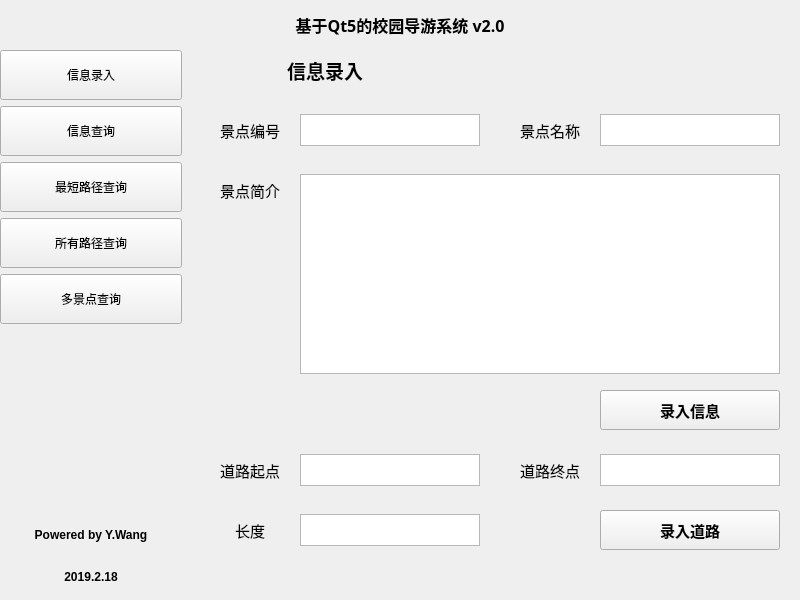
First picture: the form in GuideWindow.ui, repository iamywang/Campus-Guide-System, before the edit.
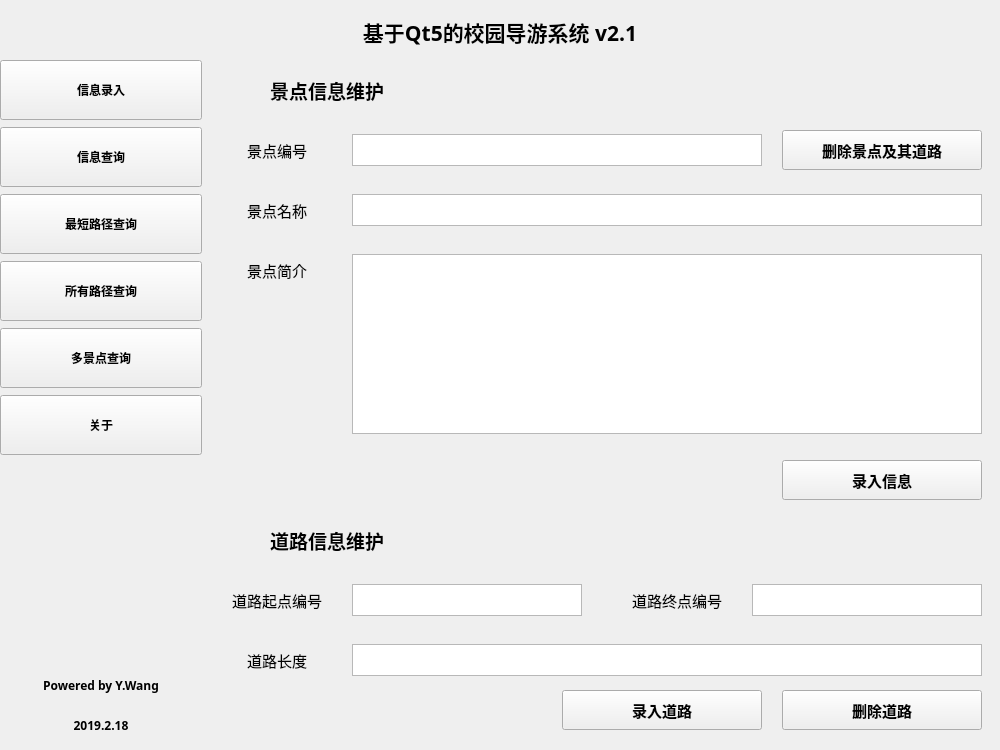
Second picture: the form after the edit. The open tabs and pages were chosen to show the change. Icons and pictures are not drawn.

```diff
--- a/GuideWindow.ui
+++ b/GuideWindow.ui
@@ -6,10 +6,16 @@
    <rect>
     <x>0</x>
     <y>0</y>
-    <width>800</width>
-    <height>600</height>
+    <width>1000</width>
+    <height>750</height>
    </rect>
   </property>
+  <property name="minimumSize">
+   <size>
+    <width>1000</width>
+    <height>750</height>
+   </size>
+  </property>
   <property name="windowTitle">
    <string>基于Qt5的校园导游系统 v2.0</string>
   </property>
@@ -18,25 +24,31 @@
     <normaloff>Resources/main.png</normaloff>Resources/main.png</iconset>
   </property>
   <widget class="QWidget" name="centralwidget">
+   <property name="minimumSize">
+    <size>
+     <width>1000</width>
+     <height>750</height>
+    </size>
+   </property>
    <widget class="QLabel" name="TitleLabel">
     <property name="geometry">
      <rect>
       <x>0</x>
       <y>0</y>
-      <width>800</width>
-      <height>50</height>
+      <width>1000</width>
+      <height>64</height>
      </rect>
     </property>
     <property name="font">
      <font>
       <family>微软雅黑</family>
-      <pointsize>12</pointsize>
+      <pointsize>16</pointsize>
       <weight>75</weight>
       <bold>true</bold>
      </font>
     </property>
     <property name="text">
-     <string>基于Qt5的校园导游系统 v2.0</string>
+     <string>基于Qt5的校园导游系统 v2.1</string>
     </property>
     <property name="alignment">
      <set>Qt::AlignCenter</set>
@@ -46,20 +58,35 @@
     <property name="geometry">
      <rect>
       <x>0</x>
-      <y>50</y>
-      <width>182</width>
-      <height>545</height>
+      <y>60</y>
+      <width>202</width>
+      <height>682</height>
      </rect>
     </property>
+    <property name="font">
+     <font>
+      <family>微软雅黑</family>
+     </font>
+    </property>
     <layout class="QVBoxLayout" name="Left_Choosing">
+     <property name="spacing">
+      <number>7</number>
+     </property>
      <item>
       <widget class="QPushButton" name="button_left_1">
        <property name="minimumSize">
         <size>
-         <width>180</width>
-         <height>50</height>
+         <width>200</width>
+         <height>60</height>
         </size>
        </property>
+       <property name="font">
+        <font>
+         <family>微软雅黑</family>
+         <weight>75</weight>
+         <bold>true</bold>
+        </font>
+       </property>
        <property name="text">
         <string>信息录入</string>
        </property>
@@ -69,8 +96,8 @@
        </property>
        <property name="iconSize">
         <size>
-         <width>40</width>
-         <height>40</height>
+         <width>48</width>
+         <height>48</height>
         </size>
        </property>
       </widget>
@@ -79,10 +106,17 @@
       <widget class="QPushButton" name="button_left_2">
        <property name="minimumSize">
         <size>
-         <width>180</width>
-         <height>50</height>
+         <width>200</width>
+         <height>60</height>
         </size>
        </property>
+       <property name="font">
+        <font>
+         <family>微软雅黑</family>
+         <weight>75</weight>
+         <bold>true</bold>
+        </font>
+       </property>
        <property name="text">
         <string>信息查询</string>
        </property>
@@ -92,8 +126,8 @@
        </property>
        <property name="iconSize">
         <size>
-         <width>40</width>
-         <height>40</height>
+         <width>48</width>
+         <height>48</height>
         </size>
        </property>
       </widget>
@@ -102,10 +136,17 @@
       <widget class="QPushButton" name="button_left_3">
        <property name="minimumSize">
         <size>
-         <width>180</width>
-         <height>50</height>
+         <width>200</width>
+         <height>60</height>
         </size>
        </property>
+       <property name="font">
+        <font>
+         <family>微软雅黑</family>
+         <weight>75</weight>
+         <bold>true</bold>
+        </font>
+       </property>
        <property name="text">
         <string>最短路径查询</string>
        </property>
@@ -115,8 +156,8 @@
        </property>
        <property name="iconSize">
         <size>
-         <width>40</width>
-         <height>40</height>
+         <width>48</width>
+         <height>48</height>
         </size>
        </property>
       </widget>
@@ -125,10 +166,17 @@
       <widget class="QPushButton" name="button_left_4">
        <property name="minimumSize">
         <size>
-         <width>180</width>
-         <height>50</height>
+         <width>200</width>
+         <height>60</height>
         </size>
        </property>
+       <property name="font">
+        <font>
+         <family>微软雅黑</family>
+         <weight>75</weight>
+         <bold>true</bold>
+        </font>
+       </property>
        <property name="text">
         <string>所有路径查询</string>
        </property>
@@ -138,8 +186,8 @@
        </property>
        <property name="iconSize">
         <size>
-         <width>40</width>
-         <height>40</height>
+         <width>48</width>
+         <height>48</height>
         </size>
        </property>
       </widget>
@@ -148,10 +196,17 @@
       <widget class="QPushButton" name="button_left_5">
        <property name="minimumSize">
         <size>
-         <width>180</width>
-         <height>50</height>
+         <width>200</width>
+         <height>60</height>
         </size>
        </property>
+       <property name="font">
+        <font>
+         <family>微软雅黑</family>
+         <weight>75</weight>
+         <bold>true</bold>
+        </font>
+       </property>
        <property name="text">
         <string>多景点查询</string>
        </property>
@@ -161,8 +216,38 @@
        </property>
        <property name="iconSize">
         <size>
-         <width>40</width>
-         <height>40</height>
+         <width>48</width>
+         <height>48</height>
+        </size>
+       </property>
+      </widget>
+     </item>
+     <item>
+      <widget class="QPushButton" name="button_left_6">
+       <property name="minimumSize">
+        <size>
+         <width>200</width>
+         <height>60</height>
+        </size>
+       </property>
+       <property name="font">
+        <font>
+         <family>微软雅黑</family>
+         <weight>75</weight>
+         <bold>true</bold>
+        </font>
+       </property>
+       <property name="text">
+        <string>关于</string>
+       </property>
+       <property name="icon">
+        <iconset>
+         <normaloff>Resources/about.png</normaloff>Resources/about.png</iconset>
+       </property>
+       <property name="iconSize">
+        <size>
+         <width>48</width>
+         <height>48</height>
         </size>
        </property>
       </widget>
@@ -171,10 +256,15 @@
       <widget class="QLabel" name="pix_label_1">
        <property name="minimumSize">
         <size>
-         <width>180</width>
-         <height>180</height>
+         <width>200</width>
+         <height>200</height>
         </size>
        </property>
+       <property name="font">
+        <font>
+         <family>微软雅黑</family>
+        </font>
+       </property>
        <property name="text">
         <string/>
        </property>
@@ -190,12 +280,13 @@
       <widget class="QLabel" name="pix_label_2">
        <property name="minimumSize">
         <size>
-         <width>150</width>
+         <width>200</width>
          <height>32</height>
         </size>
        </property>
        <property name="font">
         <font>
+         <family>微软雅黑</family>
          <weight>75</weight>
          <bold>true</bold>
         </font>
@@ -215,12 +306,13 @@
       <widget class="QLabel" name="pix_label_3">
        <property name="minimumSize">
         <size>
-         <width>150</width>
+         <width>200</width>
          <height>32</height>
         </size>
        </property>
        <property name="font">
         <font>
+         <family>微软雅黑</family>
          <weight>75</weight>
          <bold>true</bold>
         </font>
@@ -249,12 +341,17 @@
    <widget class="QStackedWidget" name="stackedWidget">
     <property name="geometry">
      <rect>
-      <x>200</x>
-      <y>50</y>
-      <width>600</width>
-      <height>530</height>
+      <x>202</x>
+      <y>70</y>
+      <width>800</width>
+      <height>680</height>
      </rect>
     </property>
+    <property name="font">
+     <font>
+      <family>微软雅黑</family>
+     </font>
+    </property>
     <property name="currentIndex">
      <number>0</number>
     </property>
@@ -277,7 +374,7 @@
        </font>
       </property>
       <property name="text">
-       <string>信息录入</string>
+       <string>景点信息维护</string>
       </property>
       <property name="alignment">
        <set>Qt::AlignCenter</set>
@@ -288,12 +385,13 @@
        <rect>
         <x>0</x>
         <y>60</y>
-        <width>100</width>
+        <width>150</width>
         <height>40</height>
        </rect>
       </property>
       <property name="font">
        <font>
+        <family>微软雅黑</family>
         <pointsize>11</pointsize>
        </font>
       </property>
@@ -307,14 +405,15 @@
      <widget class="QLabel" name="info_label_2">
       <property name="geometry">
        <rect>
-        <x>300</x>
-        <y>60</y>
-        <width>100</width>
+        <x>0</x>
+        <y>120</y>
+        <width>150</width>
         <height>40</height>
        </rect>
       </property>
       <property name="font">
        <font>
+        <family>微软雅黑</family>
         <pointsize>11</pointsize>
        </font>
       </property>
@@ -329,13 +428,14 @@
       <property name="geometry">
        <rect>
         <x>0</x>
-        <y>120</y>
-        <width>100</width>
+        <y>180</y>
+        <width>150</width>
         <height>40</height>
        </rect>
       </property>
       <property name="font">
        <font>
+        <family>微软雅黑</family>
         <pointsize>11</pointsize>
        </font>
       </property>
@@ -349,44 +449,60 @@
      <widget class="QTextEdit" name="info_text_1">
       <property name="geometry">
        <rect>
-        <x>100</x>
+        <x>150</x>
         <y>64</y>
-        <width>180</width>
+        <width>410</width>
         <height>32</height>
        </rect>
       </property>
+      <property name="font">
+       <font>
+        <family>微软雅黑</family>
+       </font>
+      </property>
      </widget>
      <widget class="QTextEdit" name="info_text_2">
       <property name="geometry">
        <rect>
-        <x>400</x>
-        <y>64</y>
-        <width>180</width>
+        <x>150</x>
+        <y>124</y>
+        <width>630</width>
         <height>32</height>
        </rect>
       </property>
+      <property name="font">
+       <font>
+        <family>微软雅黑</family>
+       </font>
+      </property>
      </widget>
      <widget class="QTextEdit" name="info_text_3">
       <property name="geometry">
        <rect>
-        <x>100</x>
-        <y>124</y>
-        <width>480</width>
-        <height>200</height>
+        <x>150</x>
+        <y>184</y>
+        <width>630</width>
+        <height>180</height>
        </rect>
       </property>
+      <property name="font">
+       <font>
+        <family>微软雅黑</family>
+       </font>
+      </property>
      </widget>
      <widget class="QPushButton" name="info_button_1">
       <property name="geometry">
        <rect>
-        <x>400</x>
-        <y>340</y>
-        <width>180</width>
+        <x>580</x>
+        <y>390</y>
+        <width>200</width>
         <height>40</height>
        </rect>
       </property>
       <property name="font">
        <font>
+        <family>微软雅黑</family>
         <pointsize>11</pointsize>
         <weight>75</weight>
         <bold>true</bold>
@@ -399,29 +515,35 @@
      <widget class="QTextEdit" name="info_text_5">
       <property name="geometry">
        <rect>
-        <x>400</x>
-        <y>404</y>
-        <width>180</width>
+        <x>550</x>
+        <y>514</y>
+        <width>230</width>
         <height>32</height>
        </rect>
       </property>
+      <property name="font">
+       <font>
+        <family>微软雅黑</family>
+       </font>
+      </property>
      </widget>
      <widget class="QLabel" name="info_label_5">
       <property name="geometry">
        <rect>
         <x>0</x>
-        <y>400</y>
-        <width>100</width>
+        <y>510</y>
+        <width>150</width>
         <height>40</height>
        </rect>
       </property>
       <property name="font">
        <font>
+        <family>微软雅黑</family>
         <pointsize>11</pointsize>
        </font>
       </property>
       <property name="text">
-       <string>道路起点</string>
+       <string>道路起点编号</string>
       </property>
       <property name="alignment">
        <set>Qt::AlignCenter</set>
@@ -430,29 +552,35 @@
      <widget class="QTextEdit" name="info_text_4">
       <property name="geometry">
        <rect>
-        <x>100</x>
-        <y>404</y>
-        <width>180</width>
+        <x>150</x>
+        <y>514</y>
+        <width>230</width>
         <height>32</height>
        </rect>
       </property>
+      <property name="font">
+       <font>
+        <family>微软雅黑</family>
+       </font>
+      </property>
      </widget>
      <widget class="QLabel" name="info_label_4">
       <property name="geometry">
        <rect>
-        <x>300</x>
-        <y>400</y>
-        <width>100</width>
+        <x>400</x>
+        <y>510</y>
+        <width>150</width>
         <height>40</height>
        </rect>
       </property>
       <property name="font">
        <font>
+        <family>微软雅黑</family>
         <pointsize>11</pointsize>
        </font>
       </property>
       <property name="text">
-       <string>道路终点</string>
+       <string>道路终点编号</string>
       </property>
       <property name="alignment">
        <set>Qt::AlignCenter</set>
@@ -462,18 +590,19 @@
       <property name="geometry">
        <rect>
         <x>0</x>
-        <y>460</y>
-        <width>100</width>
+        <y>570</y>
+        <width>150</width>
         <height>40</height>
        </rect>
       </property>
       <property name="font">
        <font>
+        <family>微软雅黑</family>
         <pointsize>11</pointsize>
        </font>
       </property>
       <property name="text">
-       <string>长度</string>
+       <string>道路长度</string>
       </property>
       <property name="alignment">
        <set>Qt::AlignCenter</set>
@@ -482,24 +611,30 @@
      <widget class="QTextEdit" name="info_text_6">
       <property name="geometry">
        <rect>
-        <x>100</x>
-        <y>464</y>
-        <width>180</width>
+        <x>150</x>
+        <y>574</y>
+        <width>630</width>
         <height>32</height>
        </rect>
       </property>
+      <property name="font">
+       <font>
+        <family>微软雅黑</family>
+       </font>
+      </property>
      </widget>
      <widget class="QPushButton" name="info_button_2">
       <property name="geometry">
        <rect>
-        <x>400</x>
-        <y>460</y>
-        <width>180</width>
+        <x>360</x>
+        <y>620</y>
+        <width>200</width>
         <height>40</height>
        </rect>
       </property>
       <property name="font">
        <font>
+        <family>微软雅黑</family>
         <pointsize>11</pointsize>
         <weight>75</weight>
         <bold>true</bold>
@@ -509,6 +644,72 @@
        <string>录入道路</string>
       </property>
      </widget>
+     <widget class="QLabel" name="info_title_2">
+      <property name="geometry">
+       <rect>
+        <x>0</x>
+        <y>450</y>
+        <width>250</width>
+        <height>40</height>
+       </rect>
+      </property>
+      <property name="font">
+       <font>
+        <family>微软雅黑</family>
+        <pointsize>14</pointsize>
+        <weight>75</weight>
+        <bold>true</bold>
+       </font>
+      </property>
+      <property name="text">
+       <string>道路信息维护</string>
+      </property>
+      <property name="alignment">
+       <set>Qt::AlignCenter</set>
+      </property>
+     </widget>
+     <widget class="QPushButton" name="info_button_3">
+      <property name="geometry">
+       <rect>
+        <x>580</x>
+        <y>60</y>
+        <width>200</width>
+        <height>40</height>
+       </rect>
+      </property>
+      <property name="font">
+       <font>
+        <family>微软雅黑</family>
+        <pointsize>11</pointsize>
+        <weight>75</weight>
+        <bold>true</bold>
+       </font>
+      </property>
+      <property name="text">
+       <string>删除景点及其道路</string>
+      </property>
+     </widget>
+     <widget class="QPushButton" name="info_button_4">
+      <property name="geometry">
+       <rect>
+        <x>580</x>
+        <y>620</y>
+        <width>200</width>
+        <height>40</height>
+       </rect>
+      </property>
+      <property name="font">
+       <font>
+        <family>微软雅黑</family>
+        <pointsize>11</pointsize>
+        <weight>75</weight>
+        <bold>true</bold>
+       </font>
+      </property>
+      <property name="text">
+       <string>删除道路</string>
+      </property>
+     </widget>
     </widget>
     <widget class="QWidget" name="page_2">
      <widget class="QLabel" name="search_title">
@@ -986,18 +1187,23 @@
    <widget class="QLabel" name="IconLabel">
     <property name="geometry">
      <rect>
-      <x>200</x>
-      <y>1</y>
-      <width>48</width>
-      <height>48</height>
+      <x>250</x>
+      <y>2</y>
+      <width>50</width>
+      <height>50</height>
      </rect>
     </property>
     <property name="minimumSize">
      <size>
-      <width>48</width>
-      <height>48</height>
+      <width>50</width>
+      <height>50</height>
      </size>
     </property>
+    <property name="font">
+     <font>
+      <family>微软雅黑</family>
+     </font>
+    </property>
     <property name="text">
      <string/>
     </property>
```
Left out of the diff: 225 changed lines with no effect on the pictures.
